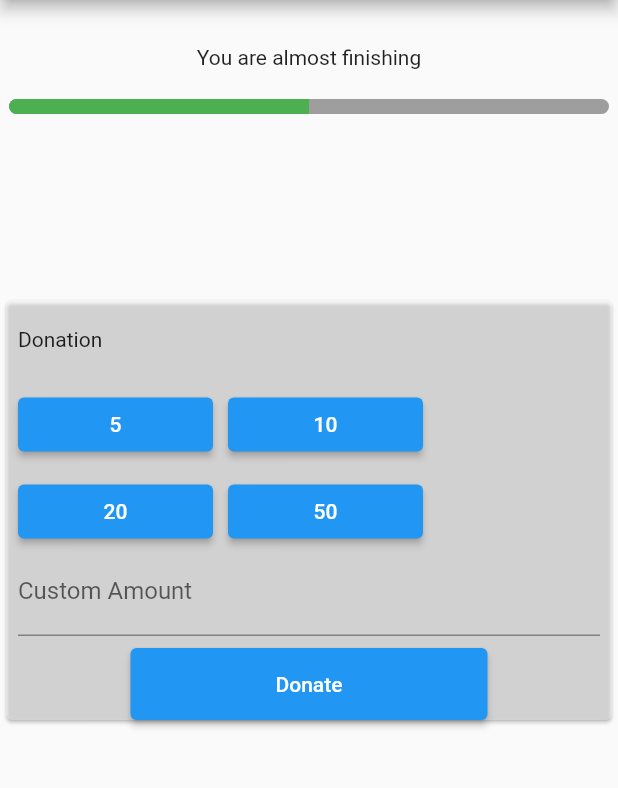
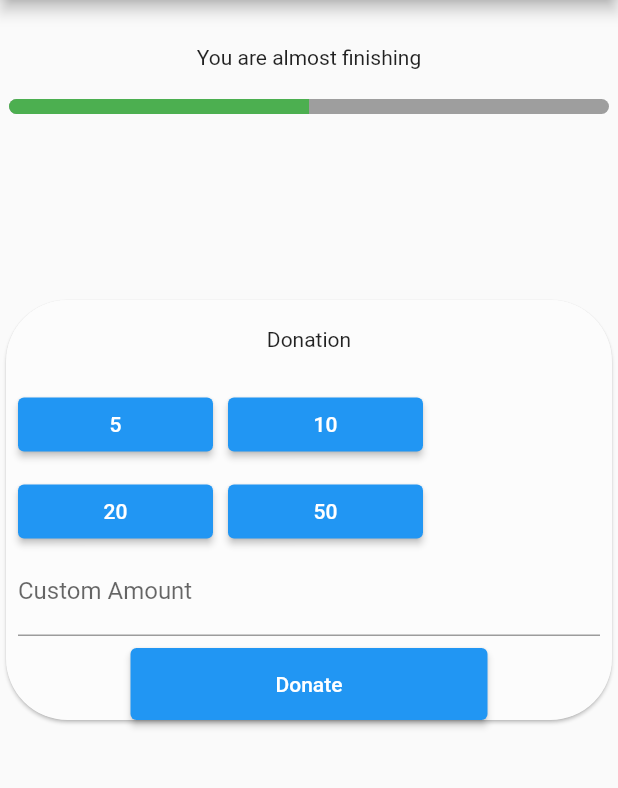
Before and after one commit to onurbue/relife, a Flutter app: the DonationPage screen opened directly, after a tap on "Donate", on a phone screen of 412 x 824 dp, the part 84-872 px from its top. Run offline on Flutter 3.47's test engine with Material 2 defaults, Android fonts, the phone set to English and light mode, and no system bars; our stand-ins replace google_fonts, image_picker, jwt_decoder, shared_preferences; accounts and stored records are empty; network calls fail; Roboto replaces fonts that are missing (Arial).

Commit message:
almost finishing donation page

```diff
--- a/lib/views/Donation/donation.dart
+++ b/lib/views/Donation/donation.dart
@@ -19,7 +19,9 @@ class DonationPage extends StatelessWidget {
               percentage: 0.5, title: 'You are almost finishing'),
           const SizedBox(height: 120),
           Card(
-            color: Colors.white38,
+            shape:
+                RoundedRectangleBorder(borderRadius: BorderRadius.circular(41)),
+            color: const Color.fromRGBO(252, 252, 252, 100),
             child: Column(children: [
               Container(
                 margin: const EdgeInsets.all(8),
@@ -27,7 +29,10 @@ class DonationPage extends StatelessWidget {
                   crossAxisAlignment: CrossAxisAlignment.center,
                   children: [
                     const SizedBox(height: 10),
-                    const Row(children: [Text('Donation')]),
+                    const Row(
+                      mainAxisAlignment: MainAxisAlignment.center,
+                      children: [Text('Donation')],
+                    ),
                     const SizedBox(height: 25),
                     Row(
                       children: [
@@ -73,7 +78,7 @@ class DonationPage extends StatelessWidget {
                 child: ElevatedButton(
                   child: const Text('Donate'),
                   onPressed: () {
-                    print(_amountController);
+                    print(_amountController.text);
                   },
                 ),
               ),
@@ -88,6 +93,10 @@ class DonationPage extends StatelessWidget {
 Widget customDonationButton(int amount) {
   return SizedBox(
     width: 130,
-    child: ElevatedButton(onPressed: () {}, child: Text(amount.toString())),
+    child: ElevatedButton(
+        onPressed: () {
+          print(amount);
+        },
+        child: Text(amount.toString())),
   );
 }
```
Also changed, not shown: lib/views/RecoverPassword/recover_password.dart (+9 -1 lines).
